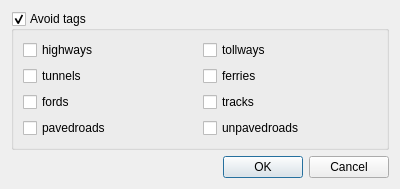
Above: ORStools/gui/ORStoolsDialogAdvancedUI.ui from GIScience/orstools-qgis-plugin before the change. Below: the same form after it.
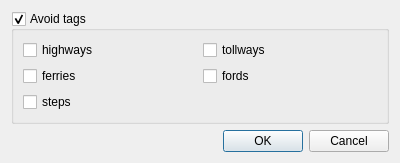
That is the form after the change. Custom widgets are drawn as their Qt base class.

What changed in the file:
```diff
--- a/ORStools/gui/ORStoolsDialogAdvancedUI.ui
+++ b/ORStools/gui/ORStoolsDialogAdvancedUI.ui
@@ -53,44 +53,23 @@
        </widget>
       </item>
       <item row="1" column="0">
-       <widget class="QCheckBox" name="routing_avoid_tunnels">
-        <property name="text">
-         <string>tunnels</string>
-        </property>
-       </widget>
-      </item>
-      <item row="1" column="1">
        <widget class="QCheckBox" name="routing_avoid_ferries">
         <property name="text">
          <string>ferries</string>
         </property>
        </widget>
       </item>
-      <item row="2" column="0">
+      <item row="1" column="1">
        <widget class="QCheckBox" name="routing_avoid_fords">
         <property name="text">
          <string>fords</string>
         </property>
        </widget>
       </item>
-      <item row="2" column="1">
+      <item row="2" column="0">
        <widget class="QCheckBox" name="routing_avoid_tracks">
         <property name="text">
-         <string>tracks</string>
-        </property>
-       </widget>
-      </item>
-      <item row="3" column="0">
-       <widget class="QCheckBox" name="routing_avoid_paved">
-        <property name="text">
-         <string>pavedroads</string>
-        </property>
-       </widget>
-      </item>
-      <item row="3" column="1">
-       <widget class="QCheckBox" name="routing_avoid_unpaved">
-        <property name="text">
-         <string>unpavedroads</string>
+         <string>steps</string>
         </property>
        </widget>
       </item>
```
